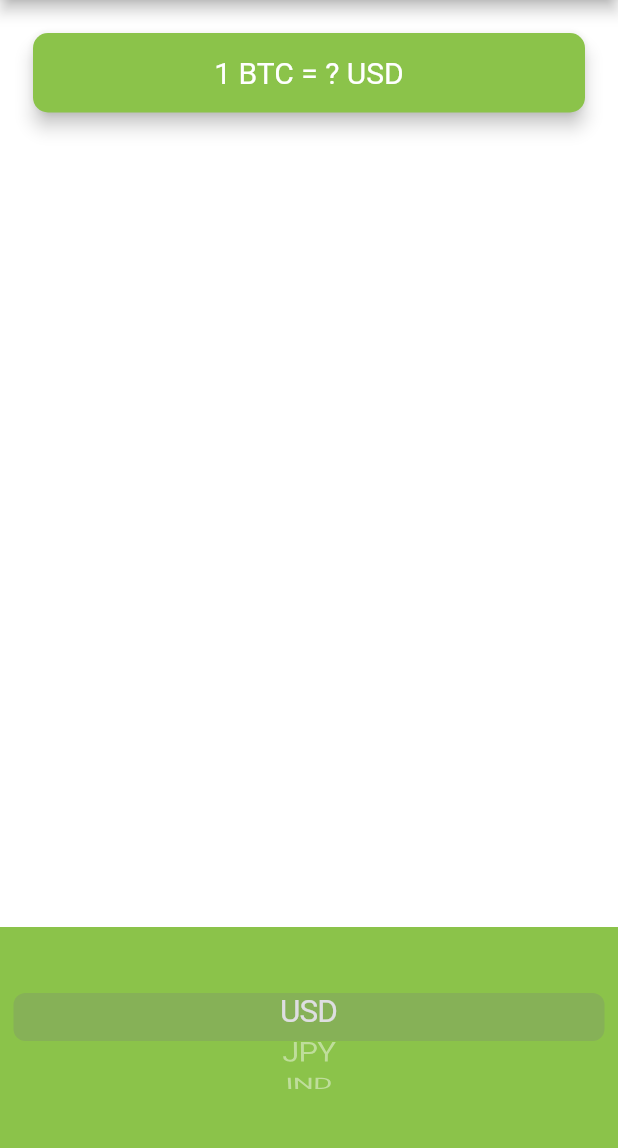
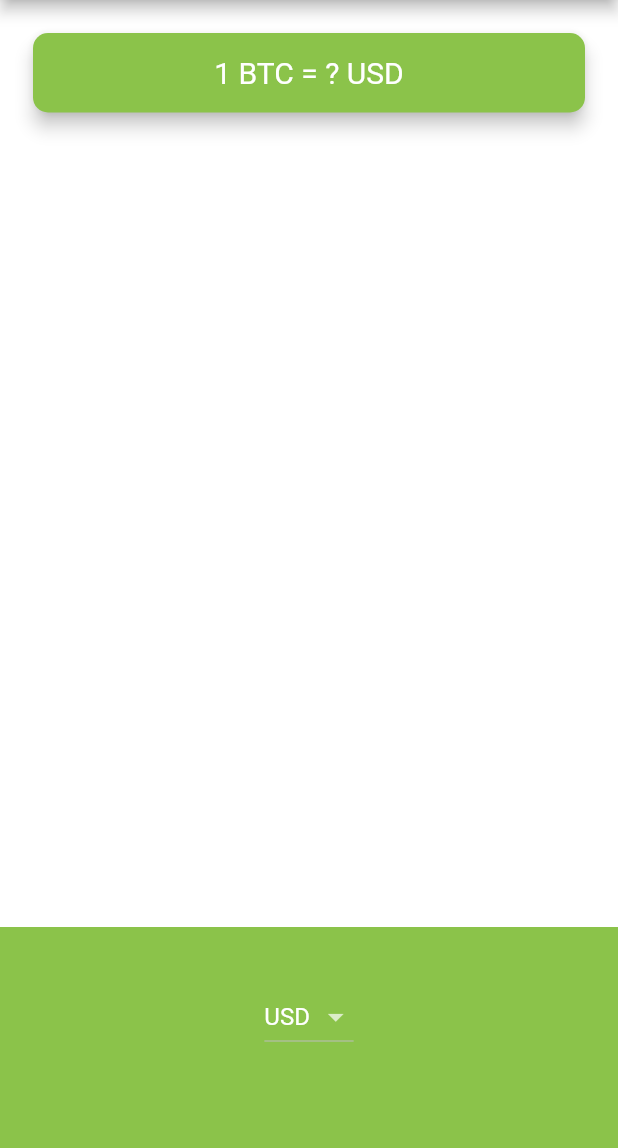
Before and after one commit to KTmifune/bitcoinapp, a Flutter app: the screen it shows after launch, on a phone screen of 412 x 824 dp, the part 84-1232 px from its top. Run offline on Flutter 3.47's test engine with Material 2 defaults, Android fonts, the phone set to English and light mode, and no system bars; our stand-ins replace font_awesome_flutter.

Commit message:
ADD：プラットフォームごとに処理を変更

```diff
--- a/bitcoin/lib/price_screen.dart
+++ b/bitcoin/lib/price_screen.dart
@@ -2,6 +2,7 @@ import 'package:flutter/material.dart';
 import 'package:font_awesome_flutter/font_awesome_flutter.dart';
 import 'coin_data.dart';
 import 'package:flutter/cupertino.dart';
+import 'dart:io' show Platform;
 
 class PriceScreen extends StatefulWidget {
   @override
@@ -11,7 +12,7 @@ class PriceScreen extends StatefulWidget {
 class _PriceScreenState extends State<PriceScreen> {
   String currentDropdownItemValue = 'USD';
 
-  List<DropdownMenuItem<String>> getDropdownItem() {
+  DropdownButton<String> androidDropdown() {
     String item;
     List<DropdownMenuItem<String>> dropDownItemList = [];
 
@@ -21,7 +22,31 @@ class _PriceScreenState extends State<PriceScreen> {
         DropdownMenuItem(child: Text(item), value: item),
       );
     }
-    return dropDownItemList;
+    return DropdownButton<String>(
+      value: currentDropdownItemValue,
+      items: dropDownItemList,
+      onChanged: (newValue) {
+        setState(() {
+          currentDropdownItemValue = newValue;
+          print(newValue);
+        });
+      },
+    );
+  }
+
+  CupertinoPicker iOSPicker() {
+    List<Text> itemList = [];
+    for (String item in currenciesList) {
+      itemList.add(Text(item));
+    }
+    return CupertinoPicker(
+      backgroundColor: Colors.lightGreen,
+      itemExtent: 32.0,
+      onSelectedItemChanged: (selectedIndex) {
+        print(selectedIndex);
+      },
+      children: itemList,
+    );
   }
 
   @override
@@ -60,31 +85,10 @@ class _PriceScreenState extends State<PriceScreen> {
             alignment: Alignment.center,
             padding: EdgeInsets.only(bottom: 30.0),
             color: Colors.lightGreen,
-            child: CupertinoPicker(
-                backgroundColor: Colors.lightGreen,
-                itemExtent: 32.0,
-                onSelectedItemChanged: (selectedIndex) {
-                  print(selectedIndex);
-                },
-                children: [
-                  Text('USD'),
-                  Text('JPY'),
-                  Text('IND'),
-                ]),
+            child: Platform.isIOS ? iOSPicker() : androidDropdown(),
           ),
         ],
       ),
     );
   }
 }
-
-//DropdownButton<String>(
-//value: currentDropdownItemValue,
-//items: getDropdownItem(),
-//onChanged: (newValue) {
-//setState(() {
-//currentDropdownItemValue = newValue;
-//print(newValue);
-//});
-//},
-//)
```
Also changed, not shown: 3 other files.
